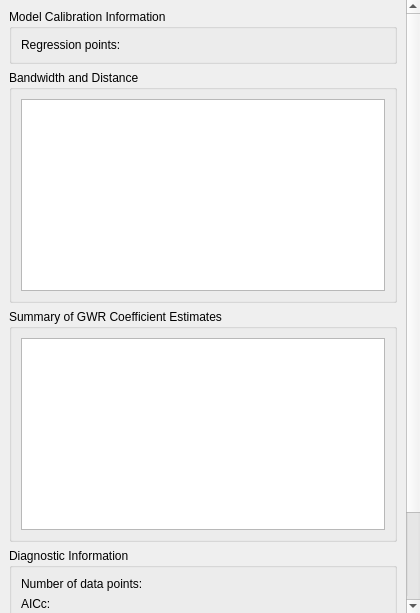
First picture: the form in PropertyPanelTabs/gwmpropertymultiscalegwrtab.ui, repository GWmodel-Lab/GWmodelS, before the edit.
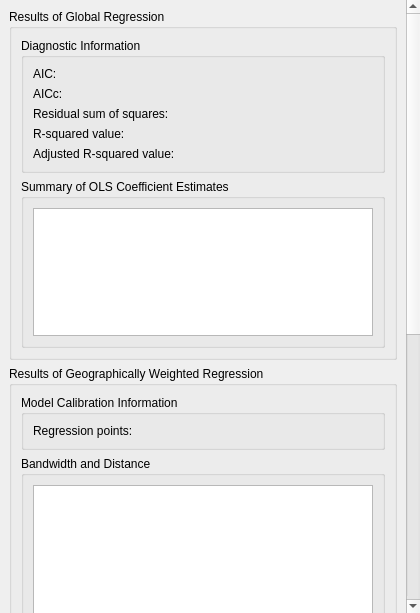
Second picture: the form after the edit.

What changed in the file:
```diff
--- a/PropertyPanelTabs/gwmpropertymultiscalegwrtab.ui
+++ b/PropertyPanelTabs/gwmpropertymultiscalegwrtab.ui
@@ -47,13 +47,132 @@
       <property name="geometry">
        <rect>
         <x>0</x>
-        <y>-103</y>
-        <width>403</width>
-        <height>716</height>
+        <y>-570</y>
+        <width>414</width>
+        <height>1162</height>
        </rect>
       </property>
       <layout class="QVBoxLayout" name="verticalLayout">
        <item>
+        <widget class="QGroupBox" name="groupBox_4">
+         <property name="title">
+          <string>Results of Global Regression </string>
+         </property>
+         <layout class="QVBoxLayout" name="verticalLayout_3">
+          <item>
+           <widget class="QGroupBox" name="groupBox_5">
+            <property name="title">
+             <string>Diagnostic Information</string>
+            </property>
+            <layout class="QFormLayout" name="formLayout_4">
+             <item row="2" column="0">
+              <widget class="QLabel" name="label_15">
+               <property name="text">
+                <string>Residual sum of squares:</string>
+               </property>
+              </widget>
+             </item>
+             <item row="2" column="1">
+              <widget class="QLabel" name="lblOLSrse_2">
+               <property name="text">
+                <string/>
+               </property>
+              </widget>
+             </item>
+             <item row="3" column="0">
+              <widget class="QLabel" name="label_18">
+               <property name="text">
+                <string>R-squared value:</string>
+               </property>
+              </widget>
+             </item>
+             <item row="3" column="1">
+              <widget class="QLabel" name="lblR2_2">
+               <property name="text">
+                <string/>
+               </property>
+              </widget>
+             </item>
+             <item row="4" column="0">
+              <widget class="QLabel" name="label_19">
+               <property name="text">
+                <string>Adjusted R-squared value:</string>
+               </property>
+              </widget>
+             </item>
+             <item row="4" column="1">
+              <widget class="QLabel" name="lbladjR2_2">
+               <property name="text">
+                <string/>
+               </property>
+              </widget>
+             </item>
+             <item row="1" column="0">
+              <widget class="QLabel" name="label_20">
+               <property name="text">
+                <string>AICc:</string>
+               </property>
+              </widget>
+             </item>
+             <item row="1" column="1">
+              <widget class="QLabel" name="lblOLSAICc_2">
+               <property name="text">
+                <string/>
+               </property>
+              </widget>
+             </item>
+             <item row="0" column="0">
+              <widget class="QLabel" name="label_21">
+               <property name="text">
+                <string>AIC:</string>
+               </property>
+              </widget>
+             </item>
+             <item row="0" column="1">
+              <widget class="QLabel" name="lblOLSAIC_2">
+               <property name="text">
+                <string/>
+               </property>
+              </widget>
+             </item>
+            </layout>
+           </widget>
+          </item>
+          <item>
+           <widget class="QGroupBox" name="groupBox_6">
+            <property name="title">
+             <string>Summary of OLS Coefficient Estimates</string>
+            </property>
+            <layout class="QVBoxLayout" name="verticalLayout_4">
+             <item>
+              <widget class="QTableWidget" name="tbwOLSCoe">
+               <property name="sizePolicy">
+                <sizepolicy hsizetype="Expanding" vsizetype="Fixed">
+                 <horstretch>0</horstretch>
+                 <verstretch>0</verstretch>
+                </sizepolicy>
+               </property>
+               <property name="minimumSize">
+                <size>
+                 <width>0</width>
+                 <height>128</height>
+                </size>
+               </property>
+              </widget>
+             </item>
+            </layout>
+           </widget>
+          </item>
+         </layout>
+        </widget>
+       </item>
+       <item>
+        <widget class="QGroupBox" name="groupBox_7">
+         <property name="title">
+          <string>Results of Geographically Weighted Regression </string>
+         </property>
+         <layout class="QVBoxLayout" name="verticalLayout_5">
+          <item>
         <widget class="QGroupBox" name="groupBox">
          <property name="sizePolicy">
           <sizepolicy hsizetype="Preferred" vsizetype="Fixed">
@@ -236,6 +355,9 @@
             <property name="text">
              <string/>
             </property>
+              </widget>
+             </item>
+            </layout>
            </widget>
           </item>
          </layout>
```
Lines whose indentation alone changed are shown as unchanged.
